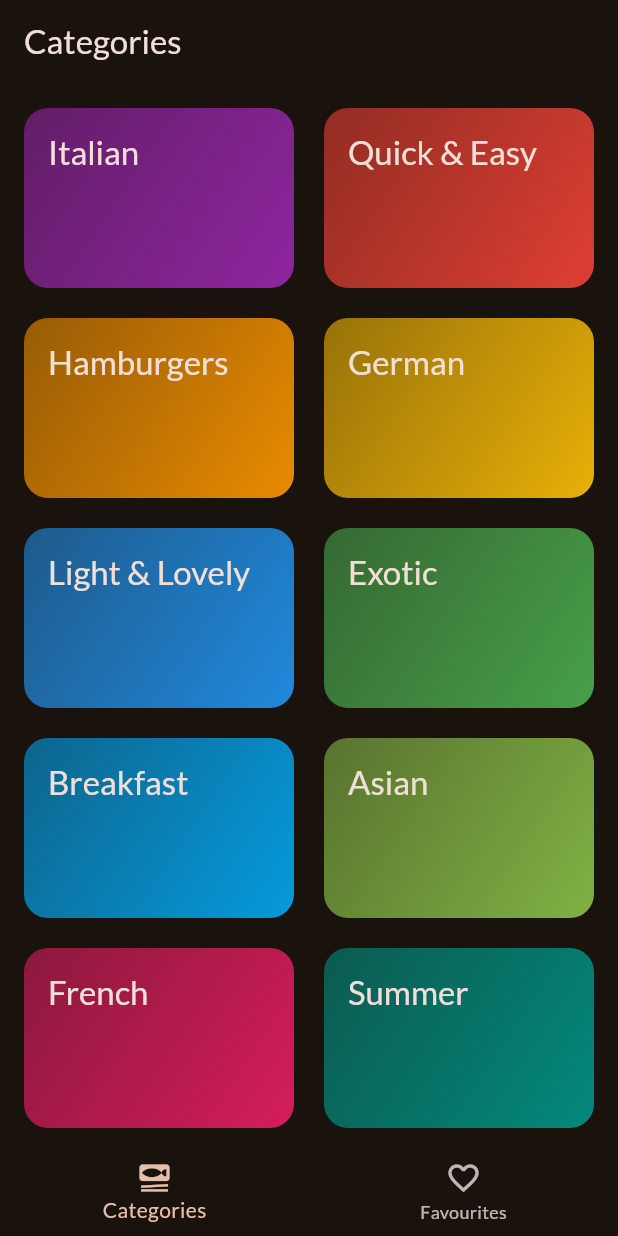
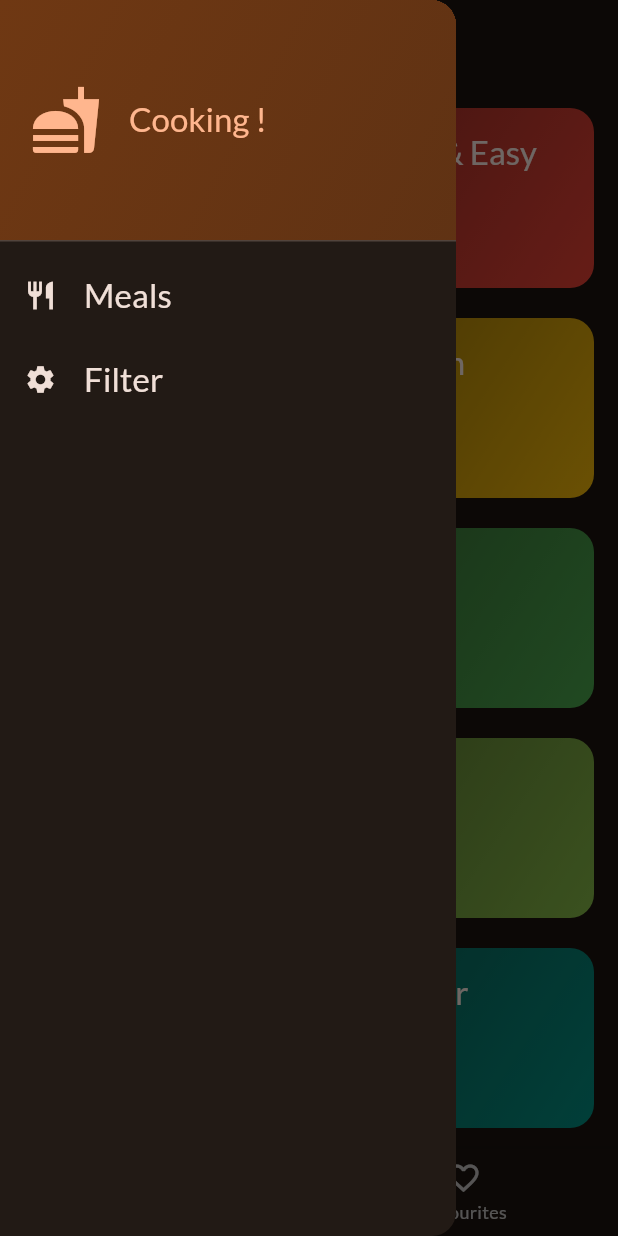
Before and after one commit to Ziadabdelraouf/meals_app, a Flutter app: the screen it shows after launch, with the side drawer open (before the commit the screen has no drawer), on a phone screen of 412 x 824 dp. Run offline on Flutter 3.47's test engine with Material 3 defaults, Android fonts, the light colour scheme and no system bars; our stand-ins replace google_fonts, transparent_image.

Commit message:
filters screen NOT ADDED

```diff
--- a/lib/main.dart
+++ b/lib/main.dart
@@ -1,7 +1,6 @@
 import 'package:flutter/material.dart';
 
 import 'package:google_fonts/google_fonts.dart';
-import 'package:meals_app/screens/categories.dart';
 import 'package:meals_app/screens/tabs_screen.dart';
 
 final theme = ThemeData(
--- a/lib/screens/tabs_screen.dart
+++ b/lib/screens/tabs_screen.dart
@@ -2,6 +2,7 @@ import 'package:flutter/material.dart';
 import 'package:meals_app/models/meal.dart';
 import 'package:meals_app/screens/categories.dart';
 import 'package:meals_app/screens/meals.dart';
+import 'package:meals_app/widgets/main_drawer.dart';
 
 class TabsScreen extends StatefulWidget {
   const TabsScreen({super.key});
@@ -14,12 +15,26 @@ class TabsScreen extends StatefulWidget {
 class _TabsScreenState extends State<TabsScreen> {
   int _selectedindex = 0;
   String activeScreenTitle = 'Categories';
+  final List<Meal> _favoriteMeal = [];
+  void _showinfo(String message) {
+    ScaffoldMessenger.of(context).clearSnackBars();
+    ScaffoldMessenger.of(context).showSnackBar(
+      SnackBar(
+        content: Text(message),
+      ),
+    );
+  }
 
-  final List<Meal> _favoriteMeal = [];
   void _toggleMealStatus(Meal meal) {
     _favoriteMeal.contains(meal)
-        ? _favoriteMeal.remove(meal)
-        : _favoriteMeal.add(meal);
+        ? setState(() {
+            _favoriteMeal.remove(meal);
+            _showinfo('Meal removed');
+          })
+        : setState(() {
+            _favoriteMeal.add(meal);
+            _showinfo('Meal added');
+          });
   }
 
   void _selectPage(index) {
@@ -30,13 +45,22 @@ class _TabsScreenState extends State<TabsScreen> {
 
   @override
   Widget build(BuildContext context) {
-    Widget activeScreen =  CategoriesScreen(onToggle: _toggleMealStatus);
+    Widget activeScreen = CategoriesScreen(onToggle: _toggleMealStatus);
 
     if (_selectedindex == 1) {
-      activeScreen = MealsScreen(onToggle: _toggleMealStatus, meals: _favoriteMeal);
+      activeScreen =
+          MealsScreen(onToggle: _toggleMealStatus, meals: _favoriteMeal);
       activeScreenTitle = 'Favourites';
     }
+    void _selecteddrawer(String identifer){
+      if(identifer=='filter'){
+
+      }else{
+        Navigator.of(context).pop();
+      }
+    }
     return Scaffold(
+      drawer:  MainDrawer(selected: _selecteddrawer,),
       appBar: AppBar(
         title: Text(activeScreenTitle),
       ),
--- /dev/null
+++ b/lib/widgets/main_drawer.dart
@@ -0,0 +1,77 @@
+import 'package:flutter/material.dart';
+import 'package:meals_app/main.dart';
+
+class MainDrawer extends StatelessWidget {
+  const MainDrawer({super.key,required this.selected});
+  final void Function(String message) selected;
+  @override
+  Widget build(BuildContext context) {
+    return Drawer(
+      child: Column(
+        children: [
+          DrawerHeader(
+            padding: EdgeInsets.all(20),
+            decoration: BoxDecoration(
+              gradient: LinearGradient(
+                colors: [
+                  Theme.of(context).colorScheme.primaryContainer,
+                  Theme.of(context)
+                      .colorScheme
+                      .primaryContainer
+                      .withOpacity(0.8)
+                ],
+                begin: Alignment.topLeft,
+                end: Alignment.bottomRight,
+              ),
+            ),
+            child: Row(
+              children: [
+                Icon(
+                  Icons.fastfood,
+                  size: 48,
+                  color: Theme.of(context).colorScheme.primary,
+                ),
+                const SizedBox(
+                  width: 18,
+                ),
+                Text(
+                  'Cooking !',
+                  style: Theme.of(context)
+                      .textTheme
+                      .titleLarge!
+                      .copyWith(color: Theme.of(context).colorScheme.primary),
+                )
+              ],
+            ),
+          ),
+          ListTile(
+            onTap: (){selected('Meals');},
+            leading: Icon(
+              Icons.restaurant,
+              size: 22,
+              color: Theme.of(context).colorScheme.onSurface,
+            ),
+            title: Text(
+              'Meals',
+              style: Theme.of(context).textTheme.titleSmall!.copyWith(
+                  color: Theme.of(context).colorScheme.onSurface, fontSize: 22),
+            ),
+          ),
+          ListTile(
+            onTap: (){selected('filters');},
+            leading: Icon(
+              Icons.settings,
+              size: 22,
+              color: Theme.of(context).colorScheme.onSurface,
+            ),
+            title: Text(
+              'Filter',
+              style: Theme.of(context).textTheme.titleSmall!.copyWith(
+                  color: Theme.of(context).colorScheme.onSurface, fontSize: 22),
+            ),
+          ),
+        ],
+      ),
+    );
+  }
+}
```
